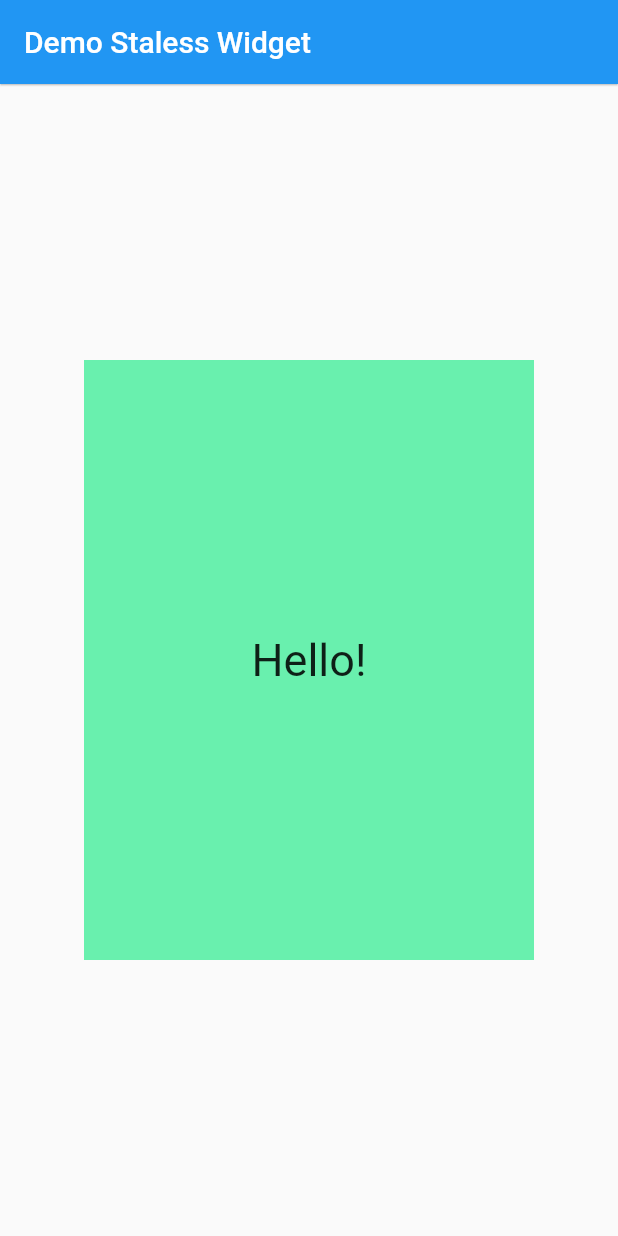
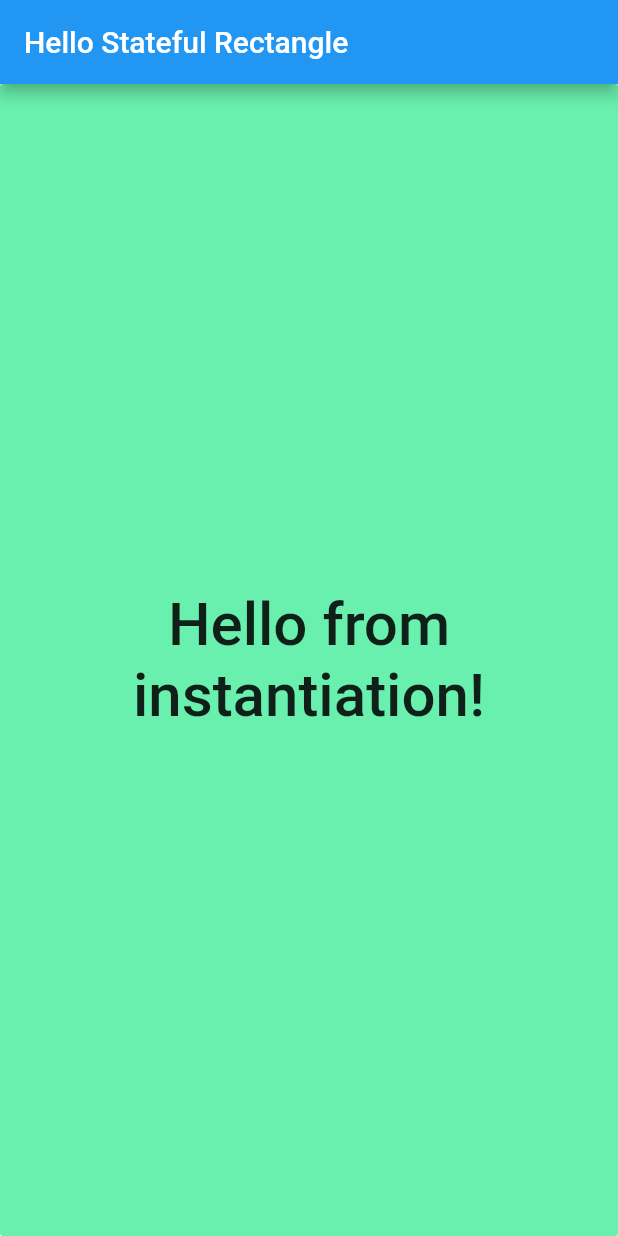
Before and after one commit to frizio/demo_rectangle, a Flutter app: the screen it shows after launch, on a phone screen of 412 x 824 dp. Run offline on Flutter 3.47's test engine with Material 2 defaults, Android fonts, the phone set to English and light mode, and no system bars.

Commit message:
HelloRectangle as stateful widget

```diff
--- a/lib/main.dart
+++ b/lib/main.dart
@@ -1,30 +1,56 @@
+import 'dart:math';
+
 import 'package:flutter/material.dart';
 
 void main() {
   runApp(
     MaterialApp(
-      debugShowCheckedModeBanner: true,
       home: Scaffold(
         appBar: AppBar(
-          elevation: 0.5,
-          title: Text('Demo Staless Widget'),
+          title: Text('Hello Stateful Rectangle'),
         ),
-        body: HelloRectangle(),
+        body: HelloRectangle(text: 'Hello from instantiation!'),
       ),
     ),
   );
 }
 
-class HelloRectangle extends StatelessWidget {
+class HelloRectangle extends StatefulWidget {
+  final String text;
+
+  HelloRectangle({
+    this.text,
+  });
+
   @override
+  createState() => _HelloRectangleState();
+}
+
+class _HelloRectangleState extends State<HelloRectangle> {
+  Color _color = Colors.greenAccent;
+  void _generateRandomColor() {
+    var random = Random();
+    setState(() {
+      _color = Color.fromARGB(
+        255,
+        random.nextInt(255),
+        random.nextInt(255),
+        random.nextInt(255),
+      );
+    });
+  }
+
   Widget build(BuildContext context) {
     return Center(
-      child: Container(
-        color: Colors.greenAccent,
-        height: 400.0,
-        width: 300.0,
+      child: FlatButton(
+        onPressed: _generateRandomColor,
+        color: _color,
         child: Center(
-          child: Text('Hello!', style: TextStyle(fontSize: 30.0)),
+          child: Text(
+            widget.text,
+            style: TextStyle(fontSize: 40.0),
+            textAlign: TextAlign.center,
+          ),
         ),
       ),
     );
```
